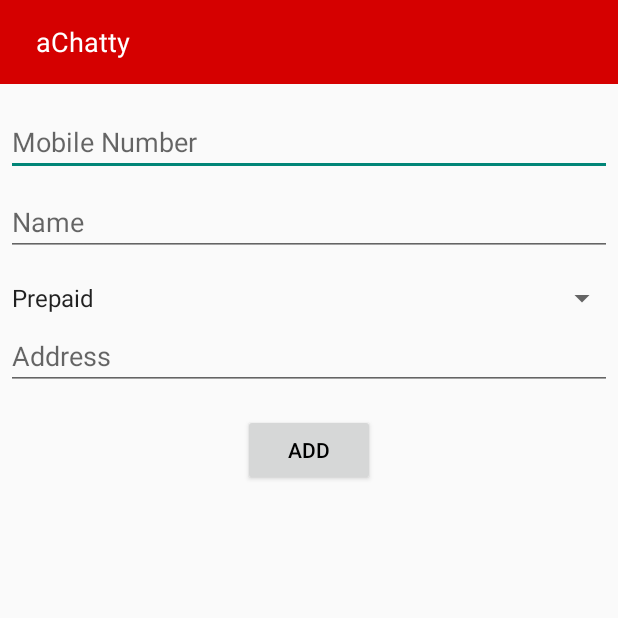
After one commit to collinx/aChatty, an Android app: the Mobi screen opened directly, with no data from a screen before it, on a phone screen of 412 x 824 dp, the top half of it. The commit adds this screen. Run offline under Robolectric (Android 15) with nearby library versions, the phone set to English and light mode, and no system bars.

Commit message:
added new mobile number entry

```diff
--- a/aChatty/build.gradle
+++ b/aChatty/build.gradle
@@ -47,6 +47,9 @@ dependencies {
     compile 'com.google.code.gson:gson:2.3.1'
     compile 'commons-io:commons-io:2.4'
     compile 'ai.api:libai:1.4.8'
+    compile 'com.google.code.gson:gson:2.6.2'
+    compile 'com.squareup.retrofit2:retrofit:2.0.2'
+    compile 'com.squareup.retrofit2:converter-gson:2.0.2'
     compile 'com.android.support.constraint:constraint-layout:1.0.2'
     compile 'com.android.support:design:25.3.1'
 }
--- a/aChatty/src/main/AndroidManifest.xml
+++ b/aChatty/src/main/AndroidManifest.xml
@@ -22,6 +22,11 @@
                 <category android:name="android.intent.category.LAUNCHER" />
             </intent-filter>
         </activity>
+        <activity android:name=".Mobi">
+            <intent-filter>
+                <action android:name="android.intent.action.INSERT" />
+            </intent-filter>
+        </activity>
     </application>
 
 </manifest>
--- /dev/null
+++ b/aChatty/src/main/java/ai/airtel/chat/ApiInterface.java
@@ -0,0 +1,17 @@
+package ai.airtel.chat;
+
+import java.util.Map;
+
+import retrofit2.Call;
+import retrofit2.http.FieldMap;
+import retrofit2.http.FormUrlEncoded;
+import retrofit2.http.POST;
+
+public interface ApiInterface {
+
+    @FormUrlEncoded
+    @POST("createUser.php")
+    Call<General_Query> createUser(@FieldMap Map<String, String> names);
+
+
+}
--- /dev/null
+++ b/aChatty/src/main/res/layout/dialog_mobi.xml
@@ -0,0 +1,82 @@
+<?xml version="1.0" encoding="utf-8"?>
+<LinearLayout xmlns:android="http://schemas.android.com/apk/res/android"
+    xmlns:tools="http://schemas.android.com/tools"
+    xmlns:app="http://schemas.android.com/apk/res-auto"
+    android:orientation="vertical"
+    android:layout_gravity="center"
+    android:layout_width="match_parent"
+    android:layout_height="match_parent">
+    <android.support.v7.widget.Toolbar
+        android:layout_width="match_parent"
+        android:layout_height="wrap_content"
+        android:minHeight="?attr/actionBarSize"
+        android:background="@color/red">
+        <LinearLayout
+            android:layout_width="match_parent"
+            android:layout_height="match_parent">
+            <TextView
+                android:layout_width="0dp"
+                android:layout_weight="6"
+                android:layout_height="match_parent"
+                android:layout_marginLeft="8dp"
+                android:text="@string/app_name"
+                android:gravity="center_vertical"
+                android:textSize="18sp"
+                android:textColor="#FFFFFF"/>
+        </LinearLayout>
+
+    </android.support.v7.widget.Toolbar>
+    <EditText
+        android:id="@+id/mobiNum"
+        android:inputType="number"
+        android:maxLength="10"
+        android:textColor="#000"
+        android:layout_width="match_parent"
+        android:layout_height="wrap_content"
+        android:layout_marginTop="16dp"
+        android:layout_marginLeft="4dp"
+        android:layout_marginRight="4dp"
+        android:layout_marginBottom="4dp"
+        android:hint="Mobile Number" />
+    <EditText
+        android:id="@+id/Namea"
+        android:inputType="text"
+        android:layout_width="match_parent"
+        android:layout_height="wrap_content"
+        android:layout_marginTop="4dp"
+        android:textColor="#000"
+        android:layout_marginLeft="4dp"
+        android:layout_marginRight="4dp"
+        android:layout_marginBottom="16dp"
+        android:fontFamily="sans-serif"
+        android:hint="Name"/>
+    <Spinner
+        android:id="@+id/typeSpinner"
+        android:layout_width="match_parent"
+        android:textColor="#000"
+        android:layout_height="wrap_content"
+        android:entries="@array/type_array"
+        android:prompt="@string/type_prompt"
+        ></Spinner>
+    <EditText
+        android:id="@+id/addresss"
+        android:inputType="text"
+        android:layout_width="match_parent"
+        android:layout_height="wrap_content"
+        android:layout_marginTop="4dp"
+        android:textColor="#000"
+        android:layout_marginLeft="4dp"
+        android:layout_marginRight="4dp"
+        android:layout_marginBottom="16dp"
+        android:fontFamily="sans-serif"
+        android:hint="Address"/>
+
+    <Button
+        android:layout_gravity="center"
+        android:id="@+id/addButton"
+        android:textColor="#000"
+        android:layout_width="wrap_content"
+        android:layout_height="wrap_content"
+        android:text="Add"/>
+
+</LinearLayout>
--- a/aChatty/src/main/res/values/strings.xml
+++ b/aChatty/src/main/res/values/strings.xml
@@ -3,4 +3,9 @@
 
     <string name="app_name">aChatty</string>
 
+    <string name="type_prompt">Choose a Type</string>
+    <string-array name="type_array">
+        <item>Prepaid</item>
+        <item>Postpaid</item>
+    </string-array>
 </resources>
```
Also changed, not shown: aChatty/src/main/java/ai/airtel/chat/ApiClient.java (added, +20 -0 lines), aChatty/src/main/java/ai/airtel/chat/General_Query.java (added, +29 -0 lines), aChatty/src/main/java/ai/airtel/chat/Mobi.java (added, +72 -0 lines), aChatty/src/main/java/ai/airtel/chat/chatC.java (+19 -1 lines), aChatty/src/main/res/layout/activity_chat_c.xml (+8 -1 lines), aChatty/src/main/res/drawable-hdpi/ic_add_mobile.png (added), aChatty/src/main/res/drawable-mdpi/ic_add_mobile.png (added), aChatty/src/main/res/drawable-xhdpi/ic_add_mobile.png (added), aChatty/src/main/res/drawable-xxhdpi/ic_add_mobile.png (added).
